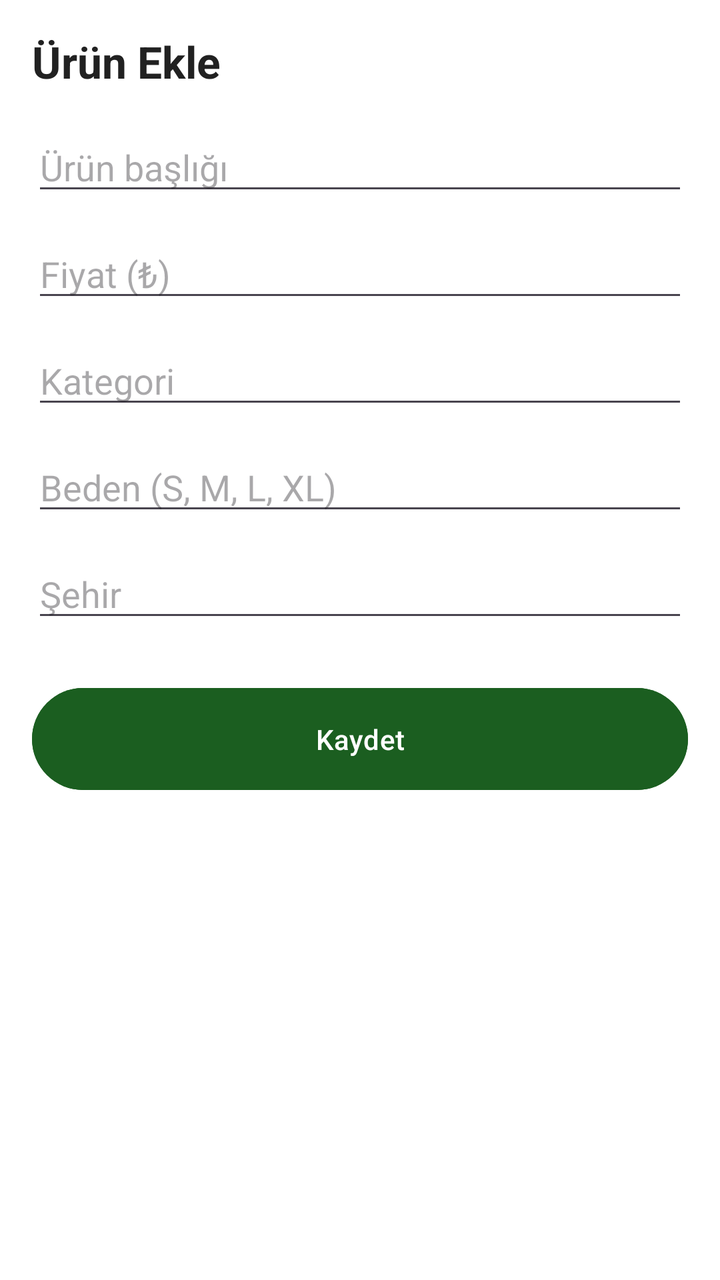
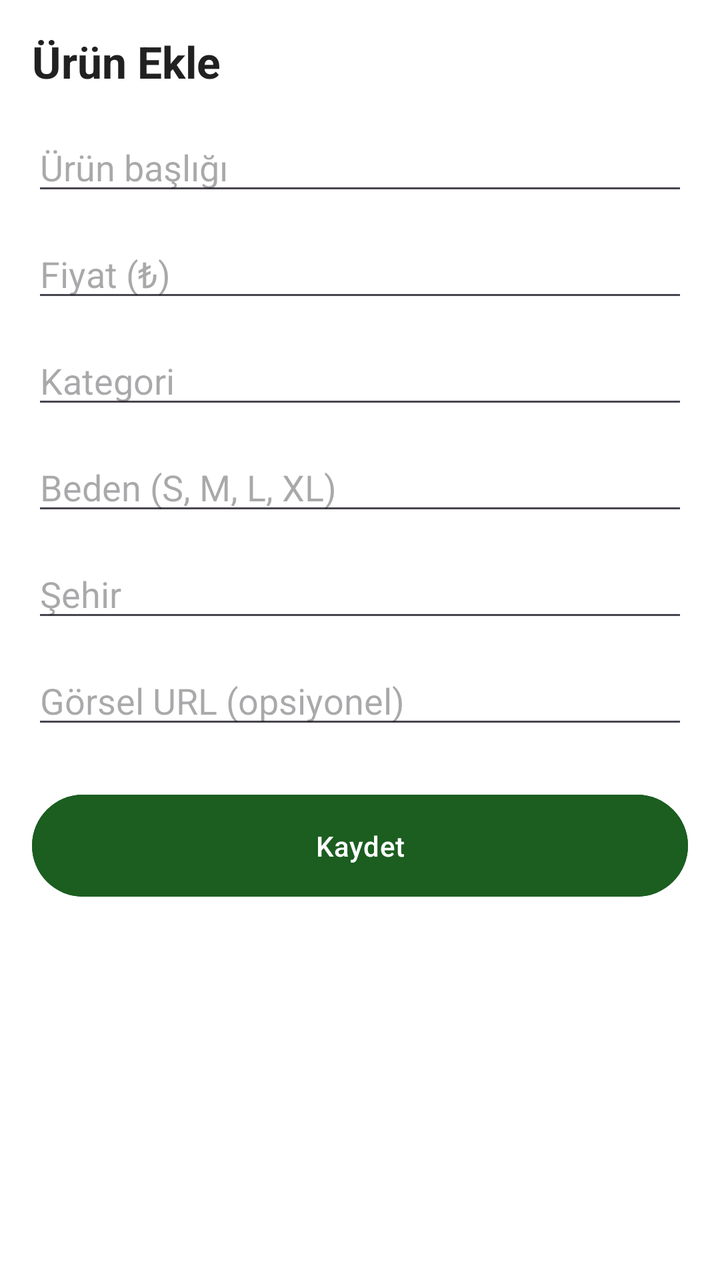

An Android layout rendered at two revisions. The XML below is the earlier revision; the diff shows what the commit changed to produce the second picture.
<!-- AndroidManifest.xml: application theme Theme.KampusDolap -->
<!-- res/layout/fragment_add_product.xml -->
<?xml version="1.0" encoding="utf-8"?>
<ScrollView xmlns:android="http://schemas.android.com/apk/res/android"
    android:layout_width="match_parent"
    android:layout_height="match_parent"
    android:background="#FFFFFF">

    <LinearLayout
        android:layout_width="match_parent"
        android:layout_height="wrap_content"
        android:orientation="vertical"
        android:padding="16dp">

        <TextView
            android:layout_width="wrap_content"
            android:layout_height="wrap_content"
            android:text="Ürün Ekle"
            android:textSize="22sp"
            android:textStyle="bold"
            android:textColor="#212121"
            android:layout_marginBottom="16dp"/>

        <EditText
            android:id="@+id/etTitle"
            android:layout_width="match_parent"
            android:layout_height="wrap_content"
            android:hint="Ürün başlığı"
            android:inputType="text"
            android:layout_marginBottom="12dp"/>

        <EditText
            android:id="@+id/etPrice"
            android:layout_width="match_parent"
            android:layout_height="wrap_content"
            android:hint="Fiyat (₺)"
            android:inputType="numberDecimal"
            android:layout_marginBottom="12dp"/>

        <EditText
            android:id="@+id/etCategory"
            android:layout_width="match_parent"
            android:layout_height="wrap_content"
            android:hint="Kategori"
            android:inputType="text"
            android:layout_marginBottom="12dp"/>

        <EditText
            android:id="@+id/etSize"
            android:layout_width="match_parent"
            android:layout_height="wrap_content"
            android:hint="Beden (S, M, L, XL)"
            android:inputType="text"
            android:layout_marginBottom="12dp"/>

        <EditText
            android:id="@+id/etCity"
            android:layout_width="match_parent"
            android:layout_height="wrap_content"
            android:hint="Şehir"
            android:inputType="text"
            android:layout_marginBottom="24dp"/>

        <Button
            android:id="@+id/btnSave"
            android:layout_width="match_parent"
            android:layout_height="wrap_content"
            android:text="Kaydet"
            android:backgroundTint="#1B5E20"
            android:textColor="#FFFFFF"
            android:padding="16dp"/>

    </LinearLayout>
</ScrollView>
<!-- resources referenced by this layout -->
<resources>
  <style name="Theme.KampusDolap" parent="Base.Theme.KampusDolap" />
  <style name="Base.Theme.KampusDolap" parent="Theme.Material3.DayNight.NoActionBar">
          
          
      </style>
</resources>

<!-- the commit's change to res/layout/fragment_add_product.xml (unified diff, before → after) -->
@@ -3,13 +3,11 @@
     android:layout_width="match_parent"
     android:layout_height="match_parent"
     android:background="#FFFFFF">
-
     <LinearLayout
         android:layout_width="match_parent"
         android:layout_height="wrap_content"
         android:orientation="vertical"
         android:padding="16dp">
-
         <TextView
             android:layout_width="wrap_content"
             android:layout_height="wrap_content"
@@ -18,7 +16,6 @@
             android:textStyle="bold"
             android:textColor="#212121"
             android:layout_marginBottom="16dp"/>
-
         <EditText
             android:id="@+id/etTitle"
             android:layout_width="match_parent"
@@ -26,7 +23,6 @@
             android:hint="Ürün başlığı"
             android:inputType="text"
             android:layout_marginBottom="12dp"/>
-
         <EditText
             android:id="@+id/etPrice"
             android:layout_width="match_parent"
@@ -34,7 +30,6 @@
             android:hint="Fiyat (₺)"
             android:inputType="numberDecimal"
             android:layout_marginBottom="12dp"/>
-
         <EditText
             android:id="@+id/etCategory"
             android:layout_width="match_parent"
@@ -42,7 +37,6 @@
             android:hint="Kategori"
             android:inputType="text"
             android:layout_marginBottom="12dp"/>
-
         <EditText
             android:id="@+id/etSize"
             android:layout_width="match_parent"
@@ -50,15 +44,20 @@
             android:hint="Beden (S, M, L, XL)"
             android:inputType="text"
             android:layout_marginBottom="12dp"/>
-
         <EditText
             android:id="@+id/etCity"
             android:layout_width="match_parent"
             android:layout_height="wrap_content"
             android:hint="Şehir"
             android:inputType="text"
+            android:layout_marginBottom="12dp"/>
+        <EditText
+            android:id="@+id/etImageUrl"
+            android:layout_width="match_parent"
+            android:layout_height="wrap_content"
+            android:hint="Görsel URL (opsiyonel)"
+            android:inputType="textUri"
             android:layout_marginBottom="24dp"/>
-
         <Button
             android:id="@+id/btnSave"
             android:layout_width="match_parent"
@@ -67,6 +66,5 @@
             android:backgroundTint="#1B5E20"
             android:textColor="#FFFFFF"
             android:padding="16dp"/>
-
     </LinearLayout>
 </ScrollView>
